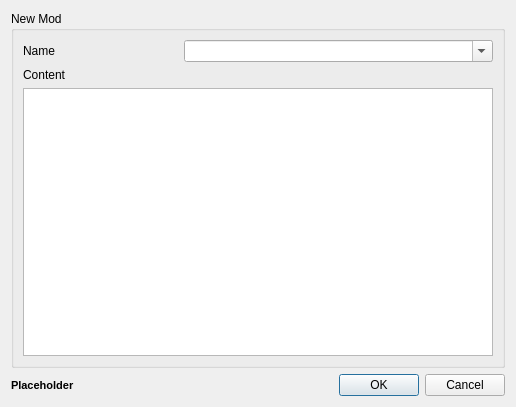
Old version of the form plugins/installer_manual/src/installdialog.ui in the repository Holt59/mo2-merge.
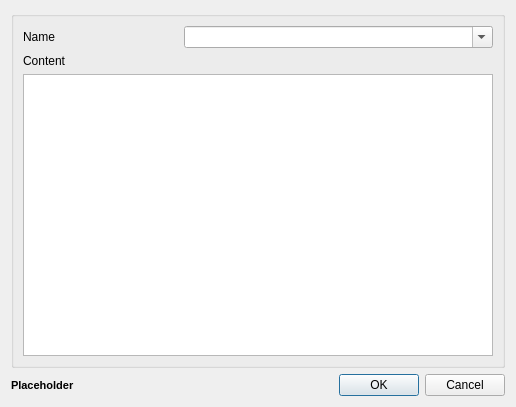
New version of the form. Custom widgets are drawn as their Qt base class.

Commit message: [installer_manual] Remove the 'New Mod' title of the outer frame.

```diff
--- a/plugins/installer_manual/src/installdialog.ui
+++ b/plugins/installer_manual/src/installdialog.ui
@@ -29,7 +29,7 @@
       <string/>
      </property>
      <property name="title">
-      <string>New Mod</string>
+      <string/>
      </property>
      <layout class="QVBoxLayout" name="verticalLayout_3">
       <item>
```
